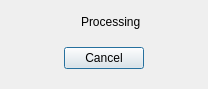
Above: GUI/LoadingDialog.ui from korcankaraokcu/PINCE before the change. Below: the same form after it.
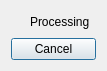
That is the form after the change.

Patch:
```diff
--- a/GUI/LoadingDialog.ui
+++ b/GUI/LoadingDialog.ui
@@ -6,14 +6,11 @@
    <rect>
     <x>0</x>
     <y>0</y>
-    <width>208</width>
-    <height>89</height>
+    <width>107</width>
+    <height>71</height>
    </rect>
   </property>
-  <property name="windowTitle">
-   <string>Dialog</string>
-  </property>
-  <layout class="QGridLayout" name="gridLayout_2">
+  <layout class="QGridLayout" name="gridLayout">
    <item row="0" column="0">
     <layout class="QHBoxLayout" name="horizontalLayout">
      <item>
@@ -68,42 +65,10 @@
     </layout>
    </item>
    <item row="1" column="0">
-    <widget class="QWidget" name="widget_Cancel" native="true">
-     <layout class="QGridLayout" name="gridLayout">
-      <item row="0" column="0">
-       <spacer name="horizontalSpacer_3">
-        <property name="orientation">
-         <enum>Qt::Horizontal</enum>
-        </property>
-        <property name="sizeHint" stdset="0">
-         <size>
-          <width>40</width>
-          <height>20</height>
-         </size>
-        </property>
-       </spacer>
-      </item>
-      <item row="0" column="1">
-       <widget class="QPushButton" name="pushButton_Cancel">
-        <property name="text">
-         <string>Cancel</string>
-        </property>
-       </widget>
-      </item>
-      <item row="0" column="2">
-       <spacer name="horizontalSpacer_4">
-        <property name="orientation">
-         <enum>Qt::Horizontal</enum>
-        </property>
-        <property name="sizeHint" stdset="0">
-         <size>
-          <width>40</width>
-          <height>20</height>
-         </size>
-        </property>
-       </spacer>
-      </item>
-     </layout>
+    <widget class="QPushButton" name="pushButton_Cancel">
+     <property name="text">
+      <string>Cancel</string>
+     </property>
     </widget>
    </item>
   </layout>
```
